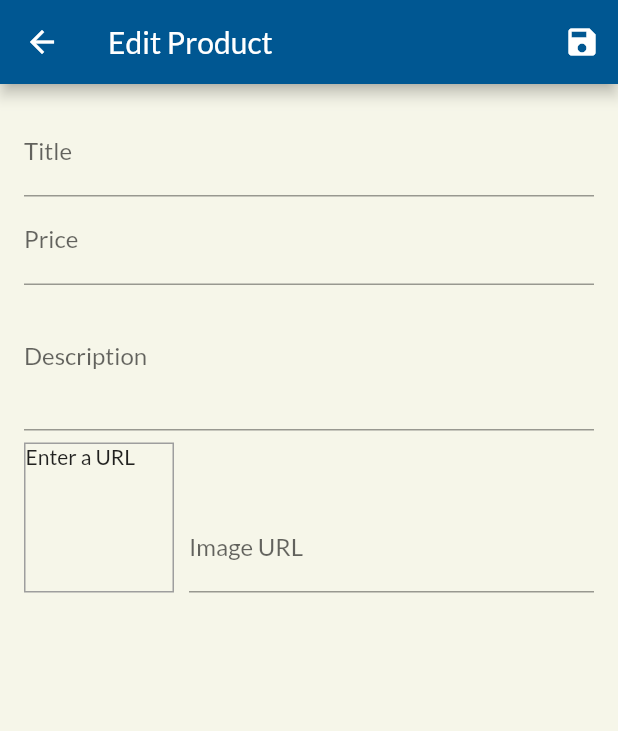
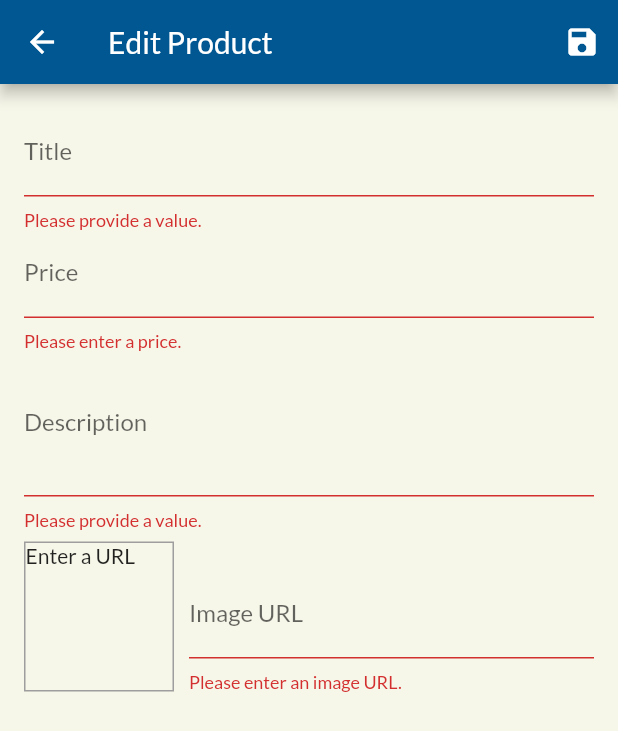
Before and after one commit to gauravbharat/flutter-shop, a Flutter app: the AddEditProductPage screen opened by its route, after a tap on the "save" icon, on a phone screen of 412 x 824 dp. Shown: the top 731 px of the screen. Run offline on Flutter 3.47's test engine with Material 2 defaults, Android fonts, the phone set to English and light mode, and no system bars; network calls fail.

Commit message:
form field validations

```diff
--- a/lib/pages/add_edit_product_page.dart
+++ b/lib/pages/add_edit_product_page.dart
@@ -33,11 +33,35 @@ class _AddEditProductPageState extends State<AddEditProductPage> {
   void _updateImageUrl() {
     // show url image when field loses focus
     if (!_imageUrlFocusNode.hasFocus) {
+      // _validateImageUrl(_imageUrlController.text);
       setState(() {});
     }
   }
 
+  String _validateImageUrl(String imageUrl) {
+    if (imageUrl.isEmpty) {
+      return 'Please enter an image URL.';
+    }
+
+    if (!imageUrl.startsWith('http') || !imageUrl.startsWith('https')) {
+      return 'Please enter a valid URL.';
+    }
+
+    if (!imageUrl.endsWith('.png') ||
+        !imageUrl.endsWith('.jpg') ||
+        !imageUrl.endsWith('.jpeg')) {
+      return 'Please enter a valid image URL.';
+    }
+
+    return null;
+  }
+
   void _saveForm() {
+    final isValid = _form.currentState.validate();
+    if (!isValid) {
+      return;
+    }
+
     _form.currentState.save();
     print(_editedProduct.title);
     print(_editedProduct.price);
@@ -81,6 +105,12 @@ class _AddEditProductPageState extends State<AddEditProductPage> {
                   onFieldSubmitted: (_) {
                     FocusScope.of(context).requestFocus(_priceFocusNode);
                   },
+                  validator: (value) {
+                    if (value.isEmpty) {
+                      return 'Please provide a value.';
+                    }
+                    return null;
+                  },
                   onSaved: (value) {
                     _editedProduct = Product(
                       title: value,
@@ -99,6 +129,21 @@ class _AddEditProductPageState extends State<AddEditProductPage> {
                   onFieldSubmitted: (_) {
                     FocusScope.of(context).requestFocus(_descriptionFocusNode);
                   },
+                  validator: (value) {
+                    if (value.isEmpty) {
+                      return 'Please enter a price.';
+                    }
+
+                    if (double.tryParse(value) == null) {
+                      return 'Please enter a valid number.';
+                    }
+
+                    if (double.parse(value) <= 0) {
+                      return 'Price should be greater than 0.';
+                    }
+
+                    return null;
+                  },
                   onSaved: (value) {
                     _editedProduct = Product(
                       title: _editedProduct.title,
@@ -114,6 +159,17 @@ class _AddEditProductPageState extends State<AddEditProductPage> {
                   maxLines: 3,
                   keyboardType: TextInputType.multiline,
                   focusNode: _descriptionFocusNode,
+                  validator: (value) {
+                    if (value.isEmpty) {
+                      return 'Please provide a value.';
+                    }
+
+                    if (value.length < 10) {
+                      return 'Should be at least 10 characters long';
+                    }
+
+                    return null;
+                  },
                   onSaved: (value) {
                     _editedProduct = Product(
                       title: _editedProduct.title,
@@ -160,6 +216,7 @@ class _AddEditProductPageState extends State<AddEditProductPage> {
                           setState(() {});
                         },
                         onFieldSubmitted: (_) => _saveForm(),
+                        validator: _validateImageUrl,
                         onSaved: (value) {
                           _editedProduct = Product(
                             title: _editedProduct.title,
```
